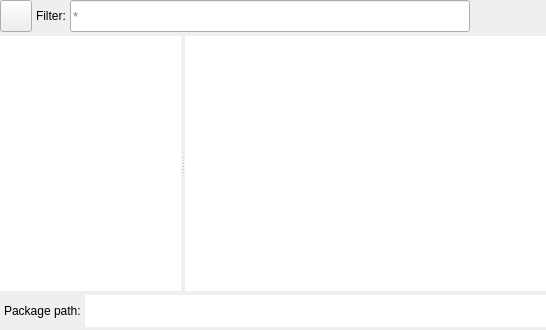
Old version of the form src/conan_app_launcher/ui/views/package_explorer/package_explorer.ui in the repository goszpeti/conan_explorer.
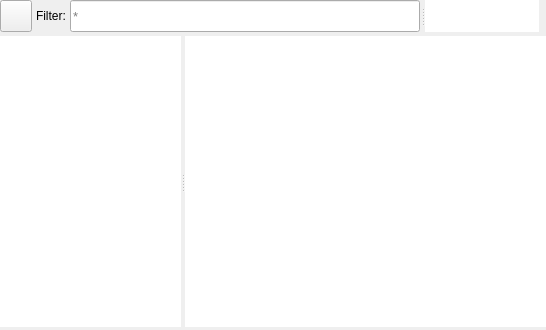
New version of the form.

Commit message: * Fix literal import error * Move back pkg path, but use QTextBrowser * Rename syntax file to syntax_highltighting

Diff of the .ui file:
```diff
--- a/src/conan_app_launcher/ui/views/package_explorer/package_explorer.ui
+++ b/src/conan_app_launcher/ui/views/package_explorer/package_explorer.ui
@@ -101,6 +101,9 @@
        <property name="orientation">
         <enum>Qt::Horizontal</enum>
        </property>
+       <property name="handleWidth">
+        <number>5</number>
+       </property>
        <property name="childrenCollapsible">
         <bool>false</bool>
        </property>
@@ -116,13 +119,13 @@
         </property>
         <property name="minimumSize">
          <size>
-          <width>175</width>
+          <width>150</width>
           <height>32</height>
          </size>
         </property>
         <property name="maximumSize">
          <size>
-          <width>400</width>
+          <width>350</width>
           <height>32</height>
          </size>
         </property>
@@ -141,21 +144,56 @@
          <bool>true</bool>
         </property>
        </widget>
+       <widget class="QTextBrowser" name="package_path_label">
+        <property name="sizePolicy">
+         <sizepolicy hsizetype="Expanding" vsizetype="Minimum">
+          <horstretch>0</horstretch>
+          <verstretch>0</verstretch>
+         </sizepolicy>
+        </property>
+        <property name="maximumSize">
+         <size>
+          <width>16777215</width>
+          <height>32</height>
+         </size>
+        </property>
+        <property name="styleSheet">
+         <string notr="true">text-align: right;</string>
+        </property>
+        <property name="frameShape">
+         <enum>QFrame::NoFrame</enum>
+        </property>
+        <property name="verticalScrollBarPolicy">
+         <enum>Qt::ScrollBarAlwaysOff</enum>
+        </property>
+        <property name="horizontalScrollBarPolicy">
+         <enum>Qt::ScrollBarAlwaysOff</enum>
+        </property>
+        <property name="sizeAdjustPolicy">
+         <enum>QAbstractScrollArea::AdjustToContents</enum>
+        </property>
+        <property name="autoFormatting">
+         <set>QTextEdit::AutoNone</set>
+        </property>
+        <property name="lineWrapMode">
+         <enum>QTextEdit::NoWrap</enum>
+        </property>
+        <property name="html">
+         <string>&lt;!DOCTYPE HTML PUBLIC &quot;-//W3C//DTD HTML 4.0//EN&quot; &quot;http://www.w3.org/TR/REC-html40/strict.dtd&quot;&gt;
+&lt;html&gt;&lt;head&gt;&lt;meta name=&quot;qrichtext&quot; content=&quot;1&quot; /&gt;&lt;meta charset=&quot;utf-8&quot; /&gt;&lt;style type=&quot;text/css&quot;&gt;
+p, li { white-space: pre-wrap; }
+hr { height: 1px; border-width: 0; }
+li.unchecked::marker { content: &quot;\2610&quot;; }
+li.checked::marker { content: &quot;\2612&quot;; }
+&lt;/style&gt;&lt;/head&gt;&lt;body style=&quot; font-family:'Segoe UI'; font-size:9pt; font-weight:400; font-style:normal;&quot;&gt;
+&lt;p style=&quot;-qt-paragraph-type:empty; margin-top:0px; margin-bottom:0px; margin-left:0px; margin-right:0px; -qt-block-indent:0; text-indent:0px;&quot;&gt;&lt;br /&gt;&lt;/p&gt;&lt;/body&gt;&lt;/html&gt;</string>
+        </property>
+        <property name="overwriteMode">
+         <bool>false</bool>
+        </property>
+       </widget>
       </widget>
      </item>
-     <item>
-      <spacer name="horizontalSpacer">
-       <property name="orientation">
-        <enum>Qt::Horizontal</enum>
-       </property>
-       <property name="sizeHint" stdset="0">
-        <size>
-         <width>40</width>
-         <height>20</height>
-        </size>
-       </property>
-      </spacer>
-     </item>
     </layout>
    </item>
    <item>
@@ -253,61 +291,6 @@
      </widget>
     </widget>
    </item>
-   <item>
-    <layout class="QHBoxLayout" name="horizontalLayout">
-     <property name="spacing">
-      <number>4</number>
-     </property>
-     <property name="leftMargin">
-      <number>4</number>
-     </property>
-     <item>
-      <widget class="QLabel" name="package_path_label_2">
-       <property name="text">
-        <string>Package path:</string>
-       </property>
-      </widget>
-     </item>
-     <item>
-      <widget class="QTextBrowser" name="package_path_label">
-       <property name="sizePolicy">
-        <sizepolicy hsizetype="Expanding" vsizetype="Minimum">
-         <horstretch>0</horstretch>
-         <verstretch>0</verstretch>
-        </sizepolicy>
-       </property>
-       <property name="maximumSize">
-        <size>
-         <width>16777215</width>
-         <height>32</height>
-        </size>
-       </property>
-       <property name="frameShape">
-        <enum>QFrame::NoFrame</enum>
-       </property>
-       <property name="verticalScrollBarPolicy">
-        <enum>Qt::ScrollBarAlwaysOff</enum>
-       </property>
-       <property name="lineWrapMode">
-        <enum>QTextEdit::NoWrap</enum>
-       </property>
-       <property name="html">
-        <string>&lt;!DOCTYPE HTML PUBLIC &quot;-//W3C//DTD HTML 4.0//EN&quot; &quot;http://www.w3.org/TR/REC-html40/strict.dtd&quot;&gt;
-&lt;html&gt;&lt;head&gt;&lt;meta name=&quot;qrichtext&quot; content=&quot;1&quot; /&gt;&lt;meta charset=&quot;utf-8&quot; /&gt;&lt;style type=&quot;text/css&quot;&gt;
-p, li { white-space: pre-wrap; }
-hr { height: 1px; border-width: 0; }
-li.unchecked::marker { content: &quot;\2610&quot;; }
-li.checked::marker { content: &quot;\2612&quot;; }
-&lt;/style&gt;&lt;/head&gt;&lt;body style=&quot; font-family:'Segoe UI'; font-size:9pt; font-weight:400; font-style:normal;&quot;&gt;
-&lt;p style=&quot;-qt-paragraph-type:empty; margin-top:0px; margin-bottom:0px; margin-left:0px; margin-right:0px; -qt-block-indent:0; text-indent:0px;&quot;&gt;&lt;br /&gt;&lt;/p&gt;&lt;/body&gt;&lt;/html&gt;</string>
-       </property>
-       <property name="overwriteMode">
-        <bool>false</bool>
-       </property>
-      </widget>
-     </item>
-    </layout>
-   </item>
   </layout>
  </widget>
  <resources/>
```
The commit also changes 7 other files.
